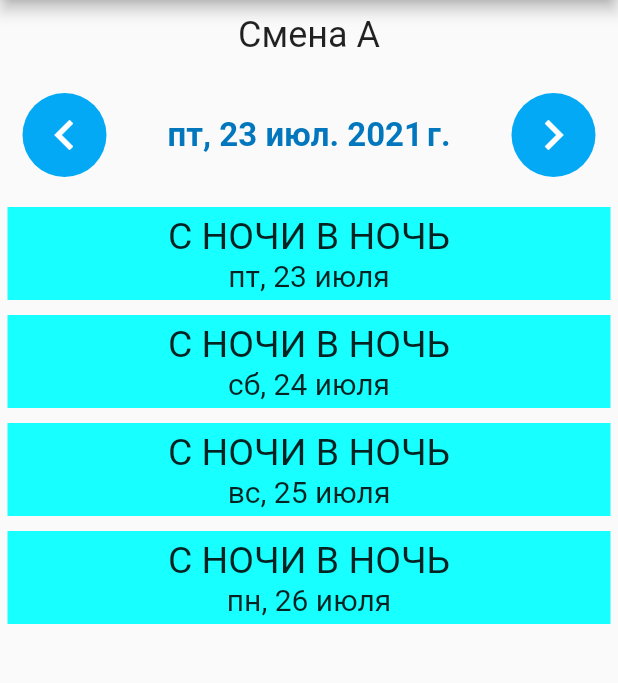
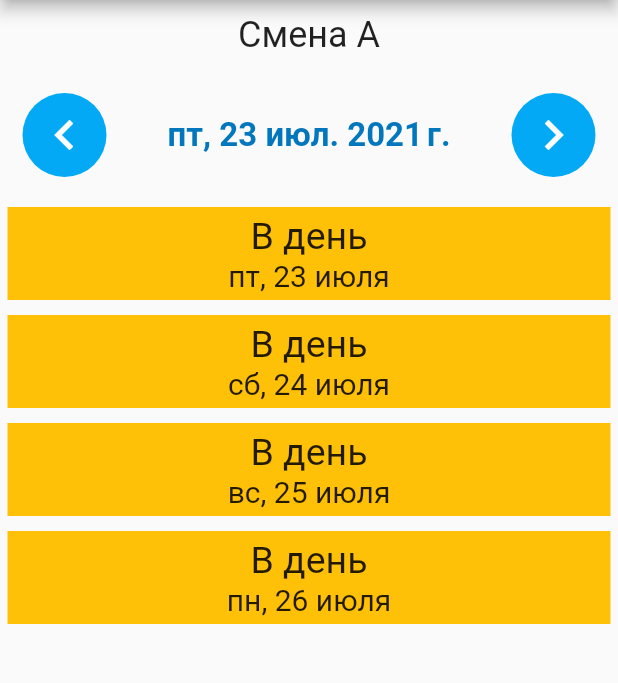
Before and after one commit to amatskevich/calendar_of_factory, a Flutter app: the screen it shows after launch, on a phone screen of 412 x 824 dp, the part 84-767 px from its top. Run offline on Flutter 3.47's test engine with Material 2 defaults, Android fonts, the phone set to English and light mode, and no system bars; Roboto replaces fonts that are missing (Georgia, Hind).

Commit message:
user info provider

```diff
--- /dev/null
+++ b/lib/calendar_engine.dart
@@ -0,0 +1,12 @@
+import 'package:calendaroffactory/models/position.dart';
+
+import 'models/shift.dart';
+
+class CalendarEngine {
+  static Position calculatePositionForDay({
+    required DateTime day,
+    required Shift shift,
+  }) {
+    return shift.positions[0];
+  }
+}
--- a/lib/main.dart
+++ b/lib/main.dart
@@ -1,4 +1,5 @@
 import 'package:calendaroffactory/providers/selected_date.dart';
+import 'package:calendaroffactory/providers/user_info.dart';
 import 'package:flutter/material.dart';
 import 'package:provider/provider.dart';
 
@@ -15,6 +16,7 @@ class MyApp extends StatelessWidget {
     return MultiProvider(
       providers: [
         ChangeNotifierProvider.value( value: SelectedDate()),
+        ChangeNotifierProvider.value( value: UserInfo()),
       ],
       child: MaterialApp(
         title: 'Смены Полимира',
--- a/lib/models/position.dart
+++ b/lib/models/position.dart
@@ -1,7 +1,9 @@
+import 'package:flutter/material.dart';
+
 class Position {
   final String name;
   final String sign;
-  final String color;
+  final Color color;
   final double workHours;
   final String description;
 
--- a/lib/providers/selected_date.dart
+++ b/lib/providers/selected_date.dart
@@ -13,7 +13,6 @@ class SelectedDate with ChangeNotifier {
     notifyListeners();
   }
 
-
   set selectedDate(DateTime value) {
     _selectedDate = value;
     notifyListeners();
--- a/lib/providers/timetables.dart
+++ b/lib/providers/timetables.dart
@@ -5,7 +5,7 @@ import 'package:calendaroffactory/models/timetable_type.dart';
 import 'package:flutter/material.dart';
 
 class Timetables with ChangeNotifier {
-  List<Timetable> _timetables = [
+  static final List<Timetable> _timetables = [
     Timetable(
       type: TimetableType.TWELFTH_30,
       description: "График №30",
@@ -39,7 +39,7 @@ class Timetables with ChangeNotifier {
 
   List<Timetable> get timetables => [..._timetables];
 
-  Timetable findByType(TimetableType type) {
+  static Timetable findByType(TimetableType type) {
     return _timetables.firstWhere((pr) => pr.type == type);
   }
 
@@ -47,49 +47,49 @@ class Timetables with ChangeNotifier {
         Position(
             name: '1-я С УТРА',
             sign: '8',
-            color: 'COLOR_8',
+            color: Colors.amber,
             workHours: 12,
             description: 'В день'),
         Position(
             name: '2-я С УТРА',
             sign: '8',
-            color: 'COLOR_8',
+            color: Colors.cyanAccent,
             workHours: 12,
             description: 'В день'),
         Position(
             name: 'ВЫХОДНОЙ',
             sign: '*',
-            color: 'COLOR_WHITE',
+            color: Colors.cyanAccent,
             workHours: 0,
             description: 'Выходной'),
         Position(
             name: 'В НОЧЬ',
             sign: '20',
-            color: 'COLOR_20_24',
+            color: Colors.cyanAccent,
             workHours: 4,
             description: 'В ночь'),
         Position(
             name: 'С НОЧИ В НОЧЬ',
             sign: '20',
-            color: 'COLOR_20_24',
+            color: Colors.cyanAccent,
             workHours: 12,
             description: 'В ночь'),
         Position(
             name: 'ОТСЫПНОЙ',
             sign: 'О',
-            color: 'COLOR_O',
+            color: Colors.cyanAccent,
             workHours: 8,
             description: 'Отсыпной'),
         Position(
             name: 'ВЫХОДНОЙ',
             sign: '*',
-            color: 'COLOR_WHITE',
+            color: Colors.cyanAccent,
             workHours: 0,
             description: 'Выходной'),
         Position(
             name: 'ЗАВТРА С УТРА',
             sign: '*',
-            color: 'COLOR_WHITE',
+            color: Colors.cyanAccent,
             workHours: 0,
             description: 'Выходной'),
       ];
@@ -98,61 +98,61 @@ class Timetables with ChangeNotifier {
         Position(
             name: '1-я НОЧЬ',
             sign: '24',
-            color: 'COLOR_20_24',
+            color: Colors.cyanAccent,
             workHours: 0.5,
             description: 'В ночь'),
         Position(
             name: '2-я НОЧЬ',
             sign: '24',
-            color: 'COLOR_20_24',
+            color: Colors.cyanAccent,
             workHours: 8.5,
             description: 'В ночь'),
         Position(
             name: 'ОТСЫПНОЙ',
             sign: 'О',
-            color: 'COLOR_0',
+            color: Colors.cyanAccent,
             workHours: 8,
             description: 'Отсыпной'),
         Position(
             name: 'ВЫХОДНОЙ',
             sign: '*',
-            color: 'COLOR_WHITE',
+            color: Colors.cyanAccent,
             workHours: 0,
             description: 'Выходной'),
         Position(
             name: 'ВЫХОДНОЙ',
             sign: '*',
-            color: 'COLOR_WHITE',
+            color: Colors.cyanAccent,
             workHours: 0,
             description: 'Выходной'),
         Position(
             name: '1-я С 4-х',
             sign: '16',
-            color: 'COLOR_16',
+            color: Colors.cyanAccent,
             workHours: 7.5,
             description: 'Вечерняя'),
         Position(
             name: '2-я С 4-х',
             sign: '16',
-            color: 'COLOR_16',
+            color: Colors.cyanAccent,
             workHours: 7.5,
             description: 'Вечерняя'),
         Position(
             name: 'ВЫХОДНОЙ',
             sign: '*',
-            color: 'COLOR_WHITE',
+            color: Colors.cyanAccent,
             workHours: 0,
             description: 'Выходной'),
         Position(
             name: '1-я С УТРА',
             sign: '8',
-            color: 'COLOR_8',
+            color: Colors.cyanAccent,
             workHours: 8,
             description: 'С утра'),
         Position(
             name: '2-я С УТРА',
             sign: '8',
-            color: 'COLOR_8',
+            color: Colors.cyanAccent,
             workHours: 8,
             description: 'С утра'),
       ];
@@ -161,25 +161,25 @@ class Timetables with ChangeNotifier {
         Position(
             name: '2-й ВЫХОДНОЙ',
             sign: '*',
-            color: 'WHITE',
+            color: Colors.cyanAccent,
             workHours: 0,
             description: 'Выходной'),
         Position(
             name: '1-й ДЕНЬ',
             sign: '8',
-            color: 'COLOR_8',
+            color: Colors.cyanAccent,
             workHours: 11.25,
             description: 'Рабочий'),
         Position(
             name: '2-й ДЕНЬ',
             sign: '8',
-            color: 'COLOR_8',
+            color: Colors.cyanAccent,
             workHours: 11.25,
             description: 'Рабочий'),
         Position(
             name: '1-й ВЫХОДНОЙ',
             sign: '*',
-            color: 'WHITE',
+            color: Colors.cyanAccent,
             workHours: 0,
             description: 'Выходной'),
       ];
--- a/lib/providers/user_info.dart
+++ b/lib/providers/user_info.dart
@@ -1,12 +1,19 @@
-import 'package:calendaroffactory/models/timetable_type.dart';
+import 'package:calendaroffactory/models/position.dart';
+import 'package:calendaroffactory/models/shift.dart';
+import 'package:calendaroffactory/providers/timetables.dart';
+import '../models/timetable_type.dart';
 import 'package:flutter/material.dart';
 
 class UserInfo with ChangeNotifier {
 
   TimetableType _timetable = TimetableType.TWELFTH_30;
-  String _shift = 'А';
+  Shift _shift = Timetables.findByType(TimetableType.TWELFTH_30).shifts.firstWhere((element) => element.name == 'А');
 
   TimetableType get timetable => _timetable;
 
-  String get shift => _shift;
+  Shift get shift => _shift;
+
+  String getShiftName() => _shift.name;
+
+  Position getPositionByIndex(int index) => _shift.positions[index];
 }
--- a/lib/single_main_screen/day_widget.dart
+++ b/lib/single_main_screen/day_widget.dart
@@ -1,5 +1,9 @@
+import 'package:calendaroffactory/calendar_engine.dart';
+import 'package:calendaroffactory/models/position.dart';
+import 'package:calendaroffactory/providers/user_info.dart';
 import 'package:flutter/material.dart';
 import 'package:intl/intl.dart';
+import 'package:provider/provider.dart';
 
 class DayItem extends StatelessWidget {
   final int index;
@@ -10,8 +14,10 @@ class DayItem extends StatelessWidget {
   @override
   Widget build(BuildContext context) {
     var date = selectedDate.add(Duration(days: index));
+    var shift = Provider.of<UserInfo>(context, listen: false).shift;
+    Position position = CalendarEngine.calculatePositionForDay(day: date, shift: shift);
     return Container(
-      decoration: BoxDecoration(color: Colors.cyanAccent),
+      decoration: BoxDecoration(color: position.color),
       margin: EdgeInsets.all(5),
       padding: EdgeInsets.all(5),
       child: Column(
@@ -19,7 +25,8 @@ class DayItem extends StatelessWidget {
           Container(
             width: double.infinity,
             child: Text(
-              'С НОЧИ В НОЧЬ',
+              // 'С НОЧИ В НОЧЬ',
+              position.description,
               textAlign: TextAlign.center,
               style: TextStyle(fontSize: 25),
             ),
--- a/lib/single_main_screen/info_widget.dart
+++ b/lib/single_main_screen/info_widget.dart
@@ -1,20 +1,21 @@
+import 'package:calendaroffactory/providers/user_info.dart';
 import 'package:flutter/material.dart';
+import 'package:provider/provider.dart';
 
 class Info extends StatelessWidget {
-  final String shiftName;
-
-  const Info(this.shiftName);
 
   @override
   Widget build(BuildContext context) {
     return Container(
       width: double.infinity,
       margin: EdgeInsets.all(9.5),
-      child: Text(
-        shiftName,
-        style: Theme.of(context).textTheme.headline5,
-        textAlign: TextAlign.center,
-      ),
+      child: Consumer<UserInfo>(builder: (context, cart, child) {
+        return Text(
+          'Смена ${cart.getShiftName()}',
+          style: Theme.of(context).textTheme.headline5,
+          textAlign: TextAlign.center,
+        );
+      }),
     );
   }
 }
--- a/lib/single_main_screen/single_main_screen.dart
+++ b/lib/single_main_screen/single_main_screen.dart
@@ -30,7 +30,7 @@ class _SingleMainScreenState extends State<SingleMainScreen> {
       drawer: const MainDrawer(),
       body: Column(
         children: [
-          Info('Смена А'),
+          Info(),
           DateInfo(),
           ListView.builder(
             itemBuilder: (ctx, index) {
```
